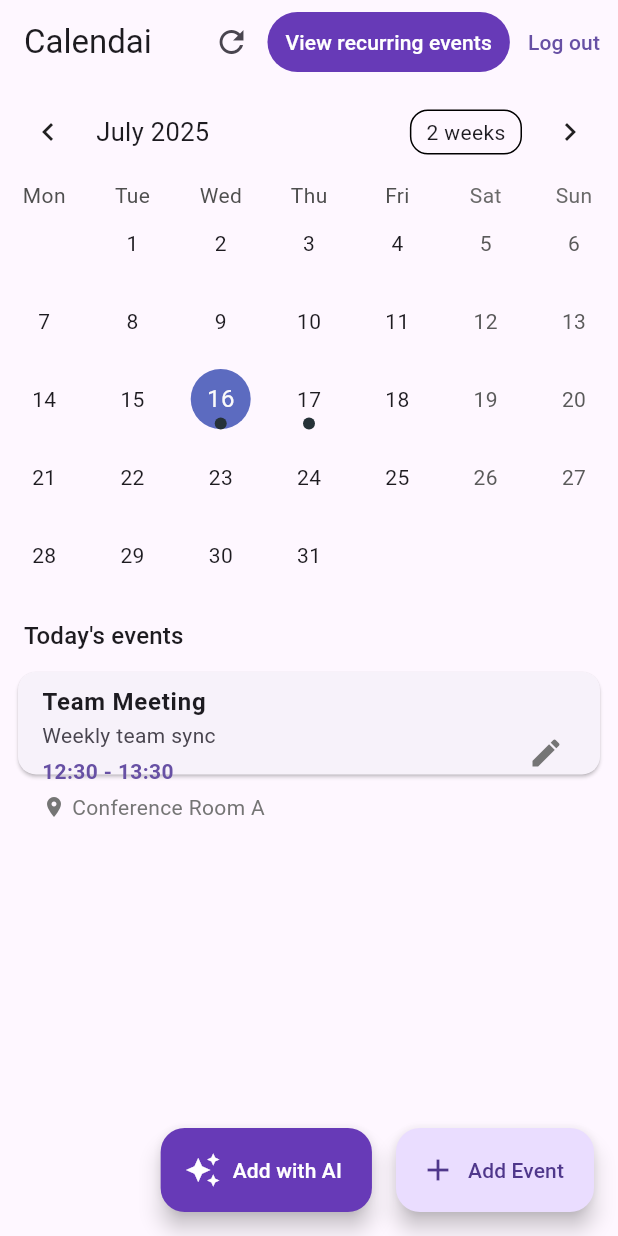
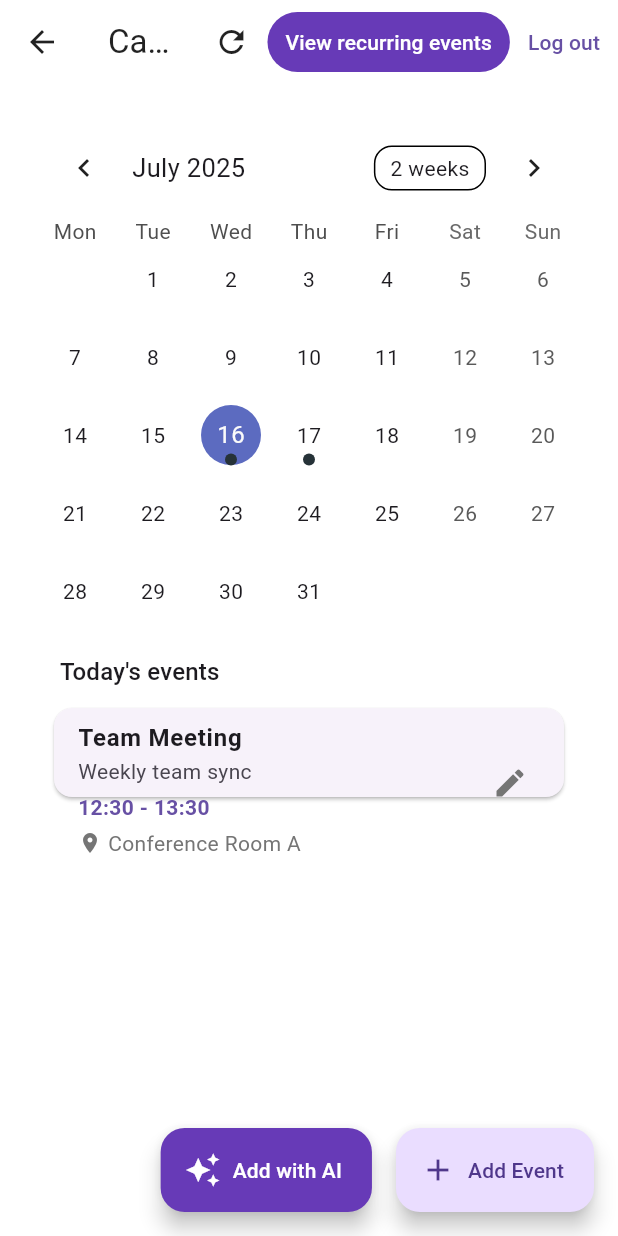
Before and after one commit to mhbka/calendai, a Flutter app: the screen it shows once a user with an empty profile is signed in, on a phone screen of 412 x 824 dp. Run offline on Flutter 3.47's test engine with Material 3 defaults, Android fonts, the phone set to English and light mode, and no system bars; drawn by our look-alikes of table_calendar; our stand-ins replace flutter_local_notifications, go_router, supabase_flutter; missing offline and left inert: dotenv, google_sign_in_all_platforms, record, tray_manager, window_manager; accounts and stored records are empty; statements that could not run were skipped.

Commit message:
clean up the refactoring

```diff
--- /dev/null
+++ b/frontend/lib/pages/base_page.dart
@@ -0,0 +1,56 @@
+import 'package:flutter/material.dart';
+import 'package:flutter/services.dart';
+
+/// A base page. Other pages can build off this one while retaining some generic functionality/UI.
+class BasePage extends StatelessWidget {
+  /// The title displayed at the top.
+  final String title;
+  /// Whether to show a back button, which by default pops the router.
+  final bool showBackButton;
+  /// An optional callback in place of just popping the router.
+  final VoidCallback? onBack;
+  /// The body of the page.
+  final Widget body;
+  /// Optional actions for the page's app bar.
+  final List<Widget>? appBarActions;
+  /// Optional floating actions at the bottom of the page.
+  final Widget? floatingActions;
+
+  const BasePage({
+    super.key,
+    required this.title,
+    required this.body,
+    this.showBackButton = true,
+    this.onBack,
+    this.appBarActions,
+    this.floatingActions,
+  });
+
+  @override
+  Widget build(BuildContext context) {
+    return Scaffold(
+      backgroundColor: Colors.white,
+      appBar: AppBar(
+        title: Text(title),
+        leading: showBackButton
+            ? IconButton(
+                icon: Icon(Icons.arrow_back),
+                onPressed: onBack ?? () => Navigator.pop(context),
+              )
+            : null,
+        actions: appBarActions,
+        backgroundColor: Colors.white,
+        foregroundColor: Colors.black87,
+        elevation: 0,
+        systemOverlayStyle: SystemUiOverlayStyle.dark,
+      ),
+      body: SafeArea(
+        child: Padding(
+          padding: const EdgeInsets.all(24.0),
+          child: body,
+        ),
+      ),
+      floatingActionButton: floatingActions,
+    );
+  }
+}
--- a/frontend/lib/pages/calendar_page.dart
+++ b/frontend/lib/pages/calendar_page.dart
@@ -1,12 +1,14 @@
 // lib/pages/calendar_page.dart
 import 'package:flutter/material.dart';
+import 'package:go_router/go_router.dart';
+import 'package:namer_app/constants.dart';
 import 'package:namer_app/models/calendar_event.dart';
 import 'package:namer_app/controllers/calendar_controller.dart';
-import 'package:namer_app/pages/calendar_page/calendar_app_bar.dart';
+import 'package:namer_app/pages/base_page.dart';
 import 'package:namer_app/pages/calendar_page/calendar_events.dart';
 import 'package:namer_app/pages/calendar_page/calendar_floating_actions.dart';
-import 'package:namer_app/pages/calendar_page/calendar_service.dart';
-import 'package:namer_app/pages/calendar_page/calendar_view.dart';
+import 'package:namer_app/pages/calendar_page/calendar_dialogs.dart';
+import 'package:namer_app/pages/calendar_page/calendar.dart';
 import 'package:namer_app/widgets/event_dialog.dart';
 import 'package:table_calendar/table_calendar.dart';
 
@@ -17,13 +19,13 @@ class CalendarPage extends StatefulWidget {
 
 class _CalendarPageState extends State<CalendarPage> {
   final CalendarController _controller = CalendarController.instance;
-  late final CalendarService _eventActionsService;
+  late final CalendarDialogs _calendarDialogs;
   CalendarFormat _calendarFormat = CalendarFormat.month;
 
   @override
   void initState() {
     super.initState();
-    _eventActionsService = CalendarService(controller: _controller);
+    _calendarDialogs = CalendarDialogs(controller: _controller);
     _controller.addListener(() {
       if (mounted) setState(() {});
     });
@@ -55,7 +57,7 @@ class _CalendarPageState extends State<CalendarPage> {
   ) async {
     Navigator.pop(context); // Close the dialog
 
-    await _eventActionsService.saveEvent(
+    await _calendarDialogs.saveEvent(
       context,
       existingEvent: existingEvent,
       title: title,
@@ -67,7 +69,7 @@ class _CalendarPageState extends State<CalendarPage> {
   }
 
   Future<void> _showEventOptions(CalendarEvent event) async {
-    await _eventActionsService.showEventOptions(
+    await _calendarDialogs.showEventOptions(
       context,
       event,
       onEdit: () => _showEventDialog(event),
@@ -80,19 +82,55 @@ class _CalendarPageState extends State<CalendarPage> {
     });
   }
 
+  Future<void> _handleRefresh() async {
+    try {
+      await _controller.loadEvents();
+    } catch (e) {
+      if (mounted) {
+        _calendarDialogs.showSnackBar(
+          context,
+          Text('${CalendarConstants.failedToLoadMessage}: $e')
+        );
+      }
+    }
+  }
+
+  Future<void> _handleLogout() async {
+    // TODO: logout of Supabase + nav to login page
+  }
+
+  List<Widget> _buildAppBarActions() {
+    return [
+      IconButton(
+        icon: Icon(Icons.refresh),
+        onPressed: () => _handleRefresh(),
+      ),
+      TextButton(
+        onPressed: () => context.push('/recurring_events'),
+        style: CalendarTheme.primaryButtonStyle,
+        child: Text(
+          CalendarConstants.viewRecurringEventsLabel,
+          style: CalendarConstants.whiteTextStyle,
+        ),
+      ),
+      TextButton(
+        onPressed: () => _handleLogout(),
+        child: Text(CalendarConstants.logoutLabel),
+      ),
+    ];
+  }
+
   @override
   Widget build(BuildContext context) {
     final selectedEvents = _controller.selectedDay != null
         ? _controller.getEventsForDay(_controller.selectedDay!)
         : <CalendarEvent>[];
 
-    return Scaffold(
-      appBar: CalendarAppBar(
-        controller: _controller,
-      ),
+    return BasePage(
+      title: 'Calendai',
       body: Column(
         children: [
-          CalendarView(
+          Calendar(
             controller: _controller,
             calendarFormat: _calendarFormat,
             onFormatChanged: _onFormatChanged,
@@ -106,9 +144,10 @@ class _CalendarPageState extends State<CalendarPage> {
           ),
         ],
       ),
-      floatingActionButton: CalendarFloatingActions(
+      appBarActions: _buildAppBarActions(),
+      floatingActions: CalendarFloatingActions(
         onAddEvent: _showEventDialog,
-      ),
+      )
     );
   }
 }
--- a/frontend/lib/pages/calendar_page/calendar_view.dart
+++ b/frontend/lib/pages/calendar_page/calendar.dart
@@ -1,16 +1,16 @@
-// lib/widgets/calendar_view.dart
 import 'package:flutter/material.dart';
 import 'package:namer_app/constants.dart';
 import 'package:namer_app/models/calendar_event.dart';
 import 'package:namer_app/controllers/calendar_controller.dart';
 import 'package:table_calendar/table_calendar.dart';
 
-class CalendarView extends StatefulWidget {
+/// The calendar.
+class Calendar extends StatefulWidget {
   final CalendarController controller;
   final Function(CalendarFormat) onFormatChanged;
   final CalendarFormat calendarFormat;
 
-  const CalendarView({
+  const Calendar({
     Key? key,
     required this.controller,
     required this.onFormatChanged,
@@ -18,10 +18,10 @@ class CalendarView extends StatefulWidget {
   }) : super(key: key);
 
   @override
-  State<CalendarView> createState() => _CalendarViewState();
+  State<Calendar> createState() => _CalendarState();
 }
 
-class _CalendarViewState extends State<CalendarView> {
+class _CalendarState extends State<Calendar> {
   @override
   Widget build(BuildContext context) {
     return TableCalendar<CalendarEvent>(
--- a/frontend/lib/pages/calendar_page/calendar_app_bar.dart
+++ /dev/null
@@ -1,61 +0,0 @@
-// lib/widgets/calendar_app_bar.dart
-import 'package:flutter/material.dart';
-import 'package:go_router/go_router.dart';
-import 'package:namer_app/constants.dart';
-import 'package:namer_app/controllers/calendar_controller.dart';
-
-class CalendarAppBar extends StatelessWidget implements PreferredSizeWidget {
-  final CalendarController controller;
-  final VoidCallback? onRefresh;
-  final VoidCallback? onLogout;
-
-  const CalendarAppBar({
-    Key? key,
-    required this.controller,
-    this.onRefresh,
-    this.onLogout,
-  }) : super(key: key);
-
-  @override
-  Widget build(BuildContext context) {
-    return AppBar(
-      title: Text('Calendai'),
-      actions: [
-        IconButton(
-          icon: Icon(Icons.refresh),
-          onPressed: onRefresh ?? () => _handleRefresh(context),
-        ),
-        TextButton(
-          onPressed: () => context.push('/recurring_events'),
-          style: CalendarTheme.primaryButtonStyle,
-          child: Text(
-            CalendarConstants.viewRecurringEventsLabel,
-            style: CalendarConstants.whiteTextStyle,
-          ),
-        ),
-        TextButton(
-          onPressed: onLogout ?? () => _handleLogout(context),
-          child: Text(CalendarConstants.logoutLabel),
-        ),
-      ],
-    );
-  }
-
-  Future<void> _handleRefresh(BuildContext context) async {
-    try {
-      await controller.loadEvents();
-    } catch (e) {
-      ScaffoldMessenger.of(context).showSnackBar(
-        SnackBar(content: Text('${CalendarConstants.failedToLoadMessage}: $e')),
-      );
-    }
-  }
-
-  void _handleLogout(BuildContext context) {
-    // Implement logout logic here
-    // For now, it's just a placeholder
-  }
-
-  @override
-  Size get preferredSize => const Size.fromHeight(kToolbarHeight);
-}
--- a/frontend/lib/pages/calendar_page/calendar_service.dart
+++ b/frontend/lib/pages/calendar_page/calendar_dialogs.dart
@@ -4,11 +4,12 @@ import 'package:namer_app/constants.dart';
 import 'package:namer_app/models/calendar_event.dart';
 import 'package:namer_app/controllers/calendar_controller.dart';
 
-class CalendarService {
+class CalendarDialogs {
   final CalendarController controller;
 
-  CalendarService({required this.controller});
+  CalendarDialogs({required this.controller});
 
+  /// Save an event.
   Future<void> saveEvent(
     BuildContext context, {
     CalendarEvent? existingEvent,
@@ -39,6 +40,7 @@ class CalendarService {
     }
   }
 
+  /// Delete an event.
   Future<void> deleteEvent(BuildContext context, CalendarEvent event) async {
     try {
       await controller.deleteEvent(event);
@@ -48,6 +50,7 @@ class CalendarService {
     }
   }
 
+  /// Show the dialog for confirming an event delete.
   Future<bool> showDeleteConfirmation(
     BuildContext context,
     CalendarEvent event,
@@ -76,6 +79,7 @@ class CalendarService {
     return confirmed ?? false;
   }
 
+  /// Show the options for an event.
   Future<void> showEventOptions(
     BuildContext context,
     CalendarEvent event, {
@@ -118,6 +122,12 @@ class CalendarService {
     );
   }
 
+  void showSnackBar(BuildContext context, Widget content) {
+    ScaffoldMessenger.of(context).showSnackBar(
+      SnackBar(content: content),
+    );
+  }
+
   void _showSuccessMessage(BuildContext context, String message) {
     ScaffoldMessenger.of(context).showSnackBar(
       SnackBar(content: Text(message)),
```
Also changed, not shown: frontend/lib/pages/ai_event_page.dart (+5 -19 lines).
